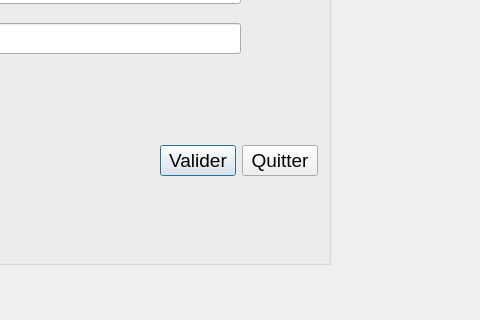
Old version of the form application_version_beta/login.ui in the repository AzizBenIsmail/Projet_Parental_Monitoring_System_Qt; both pictures show x 480 to 960 and y 356 to 676 of the 1147 by 809 pixel window.
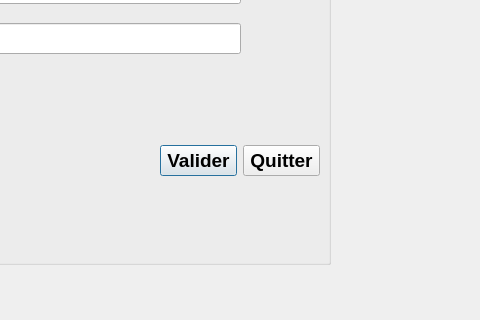
New version of the form.

Patch:
```diff
--- a/application_version_beta/login.ui
+++ b/application_version_beta/login.ui
@@ -117,13 +117,19 @@
      <rect>
       <x>420</x>
       <y>290</y>
-      <width>158</width>
+      <width>160</width>
       <height>33</height>
      </rect>
     </property>
     <layout class="QHBoxLayout" name="horizontalLayout">
      <item>
       <widget class="QPushButton" name="pushButton_valide">
+       <property name="font">
+        <font>
+         <weight>75</weight>
+         <bold>true</bold>
+        </font>
+       </property>
        <property name="text">
         <string>Valider</string>
        </property>
@@ -131,6 +137,12 @@
      </item>
      <item>
       <widget class="QPushButton" name="pushButton_Q">
+       <property name="font">
+        <font>
+         <weight>75</weight>
+         <bold>true</bold>
+        </font>
+       </property>
        <property name="text">
         <string>Quitter</string>
        </property>
```
